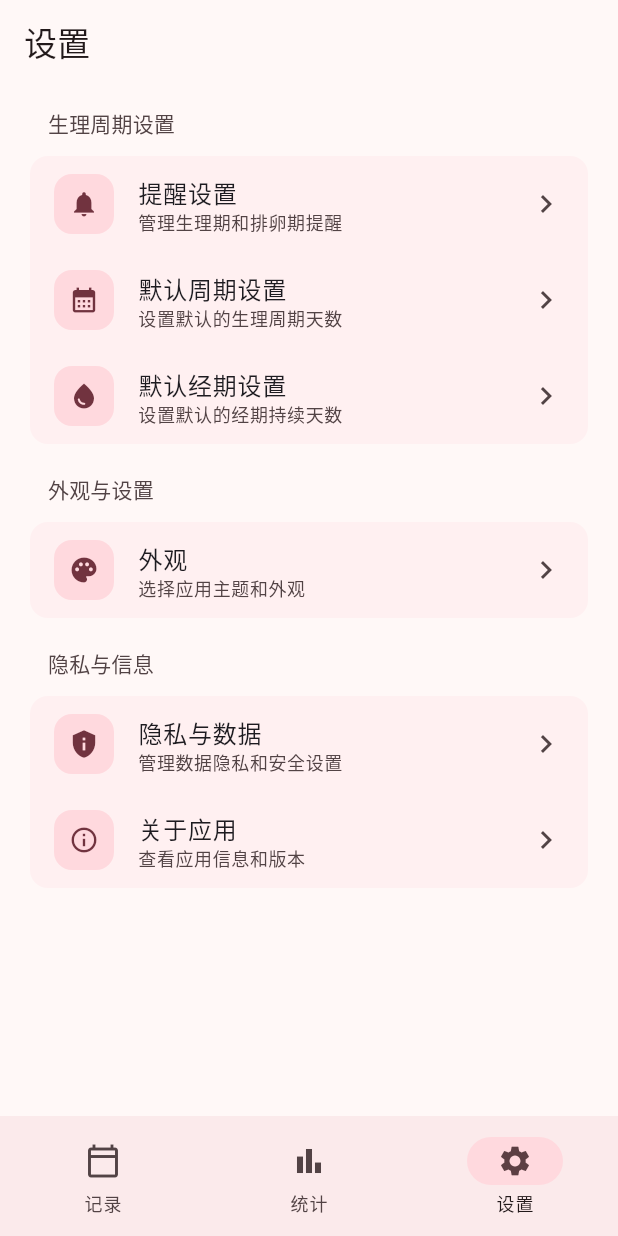
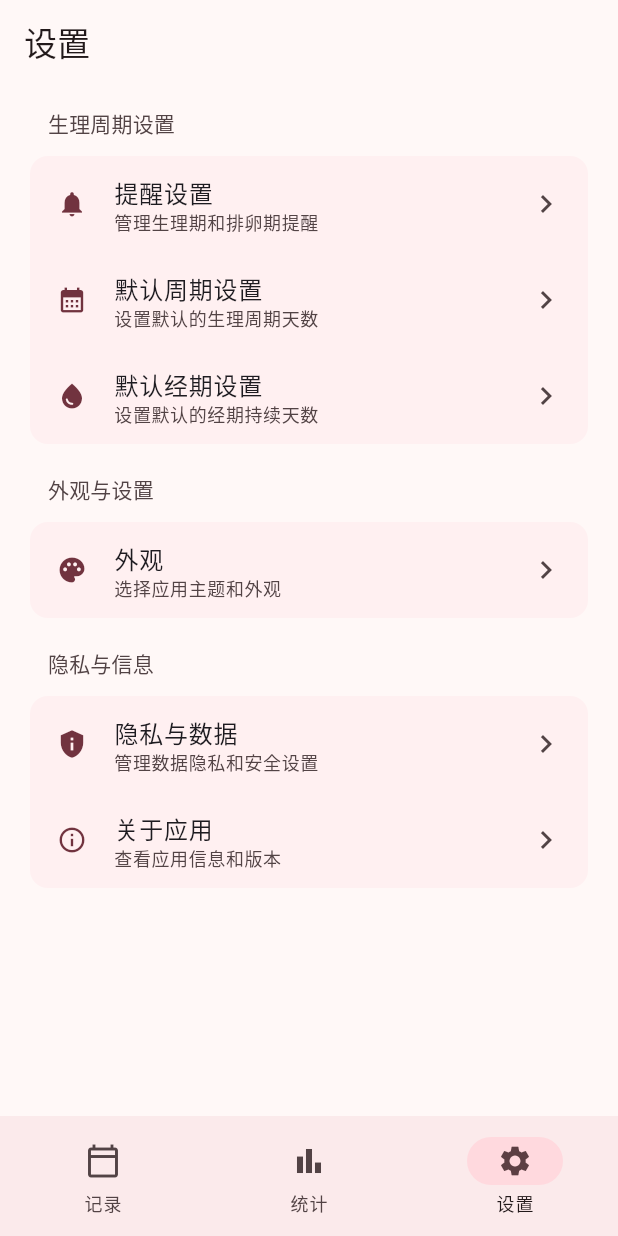
Before and after one commit to zack-zhc/period-record, a Flutter app: the screen it shows after launch, item 3 of the bottom bar chosen, on a phone screen of 412 x 824 dp. Run offline on Flutter 3.47's test engine with Material 3 defaults, Android fonts, the phone set to English and light mode, and no system bars; our stand-ins replace file_picker, local_auth, package_info_plus, shared_preferences, sqflite, table_calendar; missing offline and left inert: encrypt, local_auth_android; accounts and stored records are empty.

Commit message:
设置页面和统计页面样式调整

```diff
--- a/lib/pages/settings_page.dart
+++ b/lib/pages/settings_page.dart
@@ -219,13 +219,9 @@ class _SettingsPageState extends State<SettingsPage> {
           child: Row(
             children: [
               // Material 3风格的图标容器
-              Container(
-                width: 40,
-                height: 40,
-                decoration: BoxDecoration(
-                  color: colorScheme.primaryContainer,
-                  borderRadius: BorderRadius.circular(12),
-                ),
+              SizedBox(
+                width: 24,
+                height: 24,
                 child: Icon(
                   icon,
                   color: colorScheme.onPrimaryContainer,
```
Also changed, not shown: lib/pages/stats_page.dart (+4 -17 lines).
